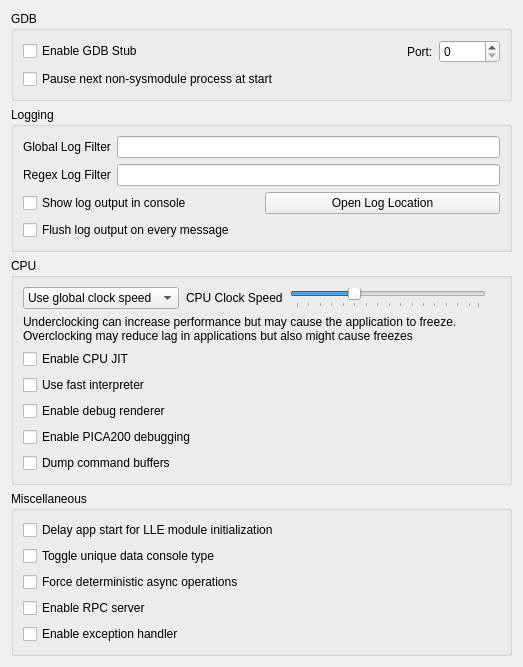
This is core/src/citra_qt/configuration/configure_debug.ui in ReiKatari/STORM_3DS as Qt 5 draws it before an edit. The edited form follows.
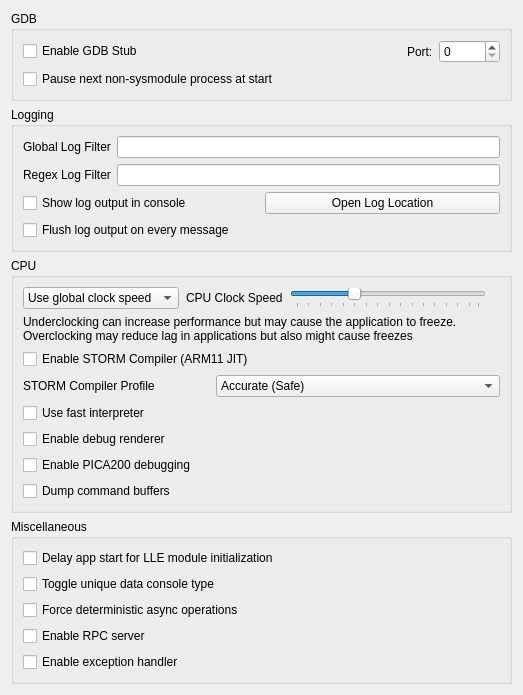
This is the edited form.

Commit message: Release 1.7.0: STORM Compiler (ARM64 FastDispatch + Direct PageTable + Multi-Pass IR) & Unified 3DS Setup UI

Diff of the .ui file:
```diff
--- a/core/src/citra_qt/configuration/configure_debug.ui
+++ b/core/src/citra_qt/configuration/configure_debug.ui
@@ -236,11 +236,63 @@
          <string>&lt;html&gt;&lt;head/&gt;&lt;body&gt;&lt;p&gt;Enables the use of the ARM JIT compiler for emulating the 3DS CPUs. Don't disable unless for debugging purposes&lt;/p&gt;&lt;/body&gt;&lt;/html&gt;</string>
         </property>
         <property name="text">
-         <string>Enable CPU JIT</string>
+         <string>Enable STORM Compiler (ARM11 JIT)</string>
         </property>
        </widget>
       </item>
       <item row="4" column="0">
+       <widget class="QWidget" name="storm_jit_mode_widget" native="true">
+        <layout class="QHBoxLayout" name="storm_jit_mode_layout">
+         <property name="spacing">
+          <number>10</number>
+         </property>
+         <property name="leftMargin">
+          <number>0</number>
+         </property>
+         <property name="topMargin">
+          <number>0</number>
+         </property>
+         <property name="rightMargin">
+          <number>0</number>
+         </property>
+         <property name="bottomMargin">
+          <number>0</number>
+         </property>
+         <item>
+          <widget class="QLabel" name="storm_jit_mode_label">
+           <property name="text">
+            <string>STORM Compiler Profile</string>
+           </property>
+          </widget>
+         </item>
+         <item>
+          <widget class="QComboBox" name="storm_jit_mode_combo">
+           <item>
+            <property name="text">
+             <string>Accurate (Safe)</string>
+            </property>
+           </item>
+           <item>
+            <property name="text">
+             <string>Fast (Balanced)</string>
+            </property>
+           </item>
+           <item>
+            <property name="text">
+             <string>Turbo (Weak Devices)</string>
+            </property>
+           </item>
+           <item>
+            <property name="text">
+             <string>STORM Compiler (Maximum - Recommended)</string>
+            </property>
+           </item>
+          </widget>
+         </item>
+        </layout>
+       </widget>
+      </item>
+      <item row="5" column="0">
        <widget class="QCheckBox" name="toggle_fastinterp">
         <property name="toolTip">
          <string>&lt;html&gt;&lt;head/&gt;&lt;body&gt;&lt;p&gt;When JIT is disabled, use the fast interpreter instead of the legacy interpreter&lt;/p&gt;&lt;/body&gt;&lt;/html&gt;</string>
@@ -250,21 +302,21 @@
         </property>
        </widget>
       </item>
-      <item row="5" column="0">
+      <item row="6" column="0">
        <widget class="QCheckBox" name="toggle_renderer_debug">
         <property name="text">
          <string>Enable debug renderer</string>
         </property>
        </widget>
       </item>
-      <item row="6" column="0">
+      <item row="7" column="0">
        <widget class="QCheckBox" name="toggle_pica_debugging">
         <property name="text">
          <string>Enable PICA200 debugging</string>
         </property>
        </widget>
       </item>
-      <item row="7" column="0">
+      <item row="8" column="0">
        <widget class="QCheckBox" name="toggle_dump_command_buffers">
         <property name="text">
          <string>Dump command buffers</string>
```
Left out of the diff: 2 changed lines with no effect on the pictures. The commit also changes 45 other files.
